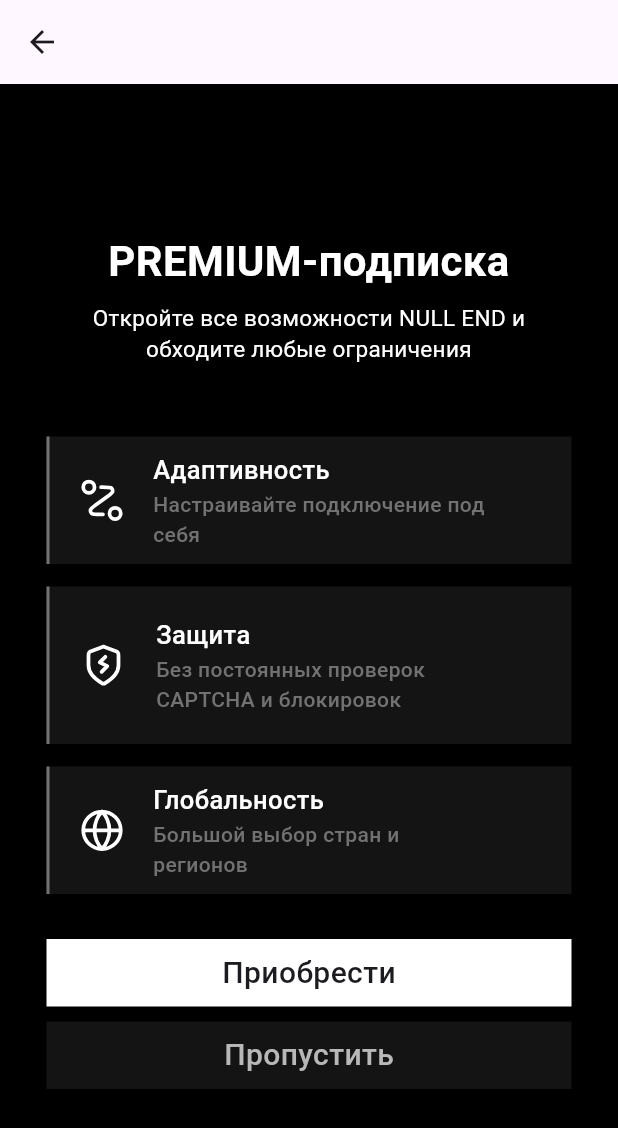
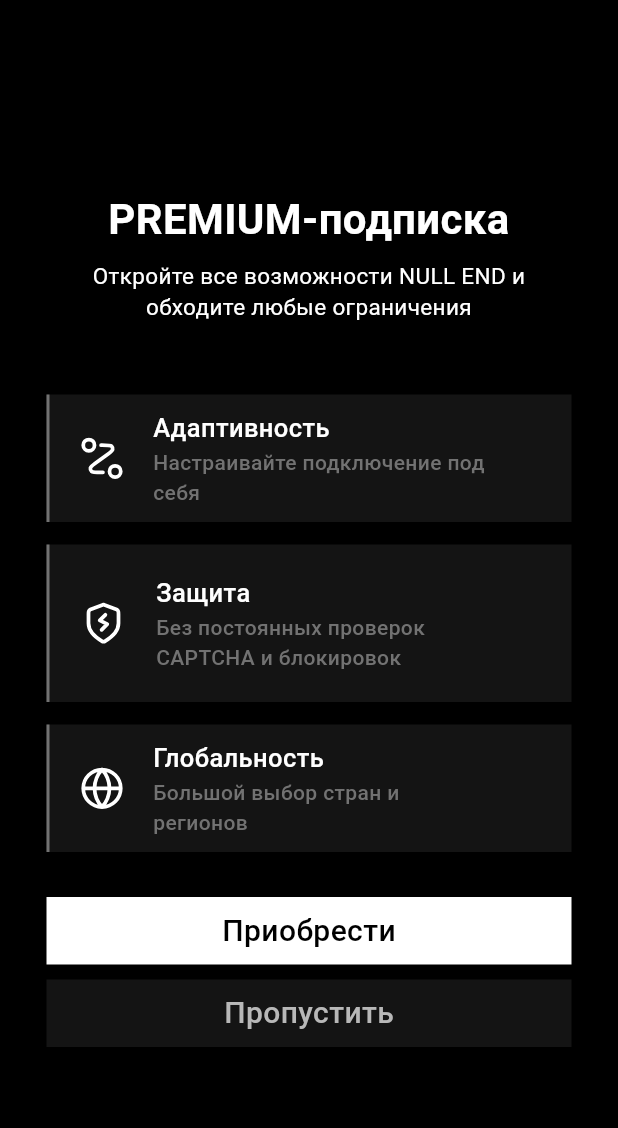
Before and after one commit to Chewbacca-14/vpn_new_ui, a Flutter app: the OnBoardingPage screen opened directly, on a phone screen of 412 x 824 dp. Shown: the top 1128 px of the screen. Run offline on Flutter 3.47's test engine with Material 3 defaults, Android fonts, the phone set to English and light mode, and no system bars; drawn by our look-alikes of auto_size_text; our stand-ins replace flutter_svg.

Commit message:
onboardign - fixed color + deleted appbar

```diff
--- a/lib/onboarding/onboarding_page.dart
+++ b/lib/onboarding/onboarding_page.dart
@@ -17,13 +17,13 @@
   @override
   Widget build(BuildContext context) {
     return Scaffold(
-      appBar: AppBar(
-        leading: BackButton(
-          onPressed: () {
-            Navigator.pop(context);
-          },
-        ),
-      ),
+      // appBar: AppBar(
+      //   leading: BackButton(
+      //     onPressed: () {
+      //       Navigator.pop(context);
+      //     },
+      //   ),
+      // ),
       backgroundColor: Colors.black,
       body: Padding(
         padding: const EdgeInsets.symmetric(horizontal: 31),
@@ -88,6 +88,7 @@
                     'Приобрести',
                     style: TextStyle(
                       fontSize: 20,
+                      color: Colors.black,
                       fontWeight: FontWeight.w500,
                     ),
                   ),
```
